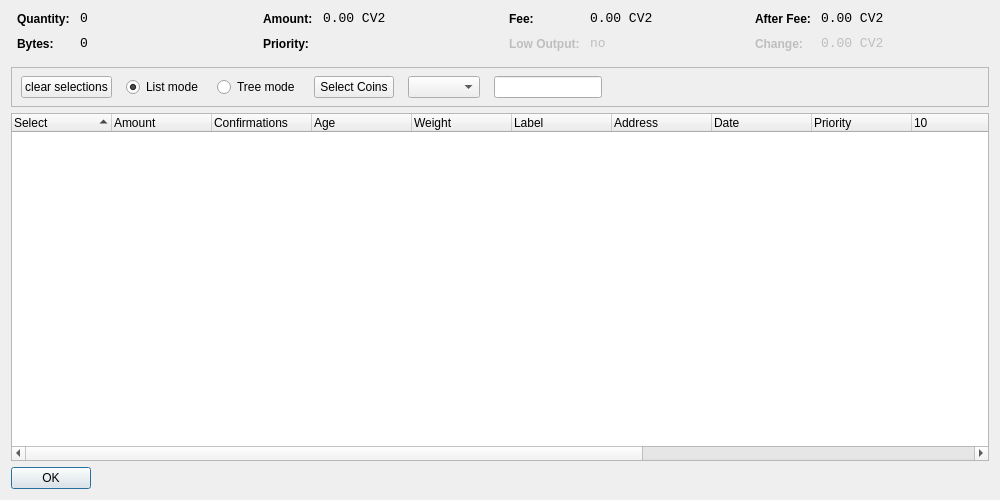
Before: the Qt Designer form src/qt/forms/coincontroldialog.ui in Fly-coin/Fly-coin, drawn with Qt 5.
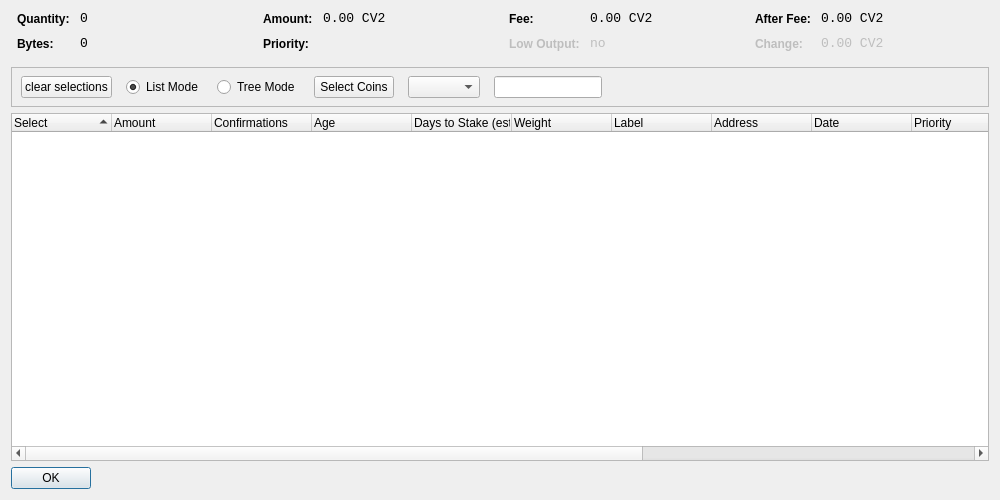
After: the same form once the commit is applied. Custom widgets are drawn as their Qt base class.

```diff
--- a/src/qt/forms/coincontroldialog.ui
+++ b/src/qt/forms/coincontroldialog.ui
@@ -405,7 +405,7 @@
           </sizepolicy>
          </property>
          <property name="text">
-          <string>List mode</string>
+          <string>List Mode</string>
          </property>
          <property name="checked">
           <bool>true</bool>
@@ -421,7 +421,7 @@
           </sizepolicy>
          </property>
          <property name="text">
-          <string>Tree mode</string>
+          <string>Tree Mode</string>
          </property>
         </widget>
        </item>
@@ -516,7 +516,12 @@
 	 
 	 <column>
       <property name="text">
-       <string>Weight</string>  /** weight **/
+       <string>Days to Stake (est.)</string> /** stake time estimate **/
+      </property>
+     </column>
+     <column>
+      <property name="text">
+       <string>Weight</string> /** weight **/
       </property>
      </column>
      <column>
```
Left out of the diff: 3 changed lines with no effect on the pictures.
